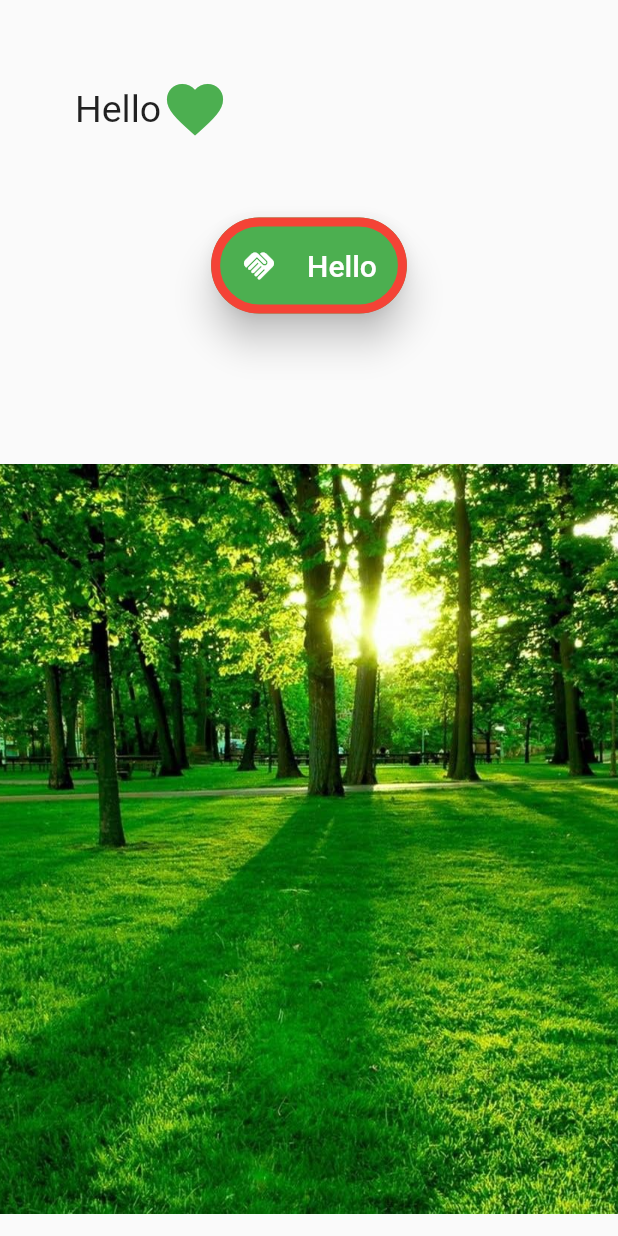
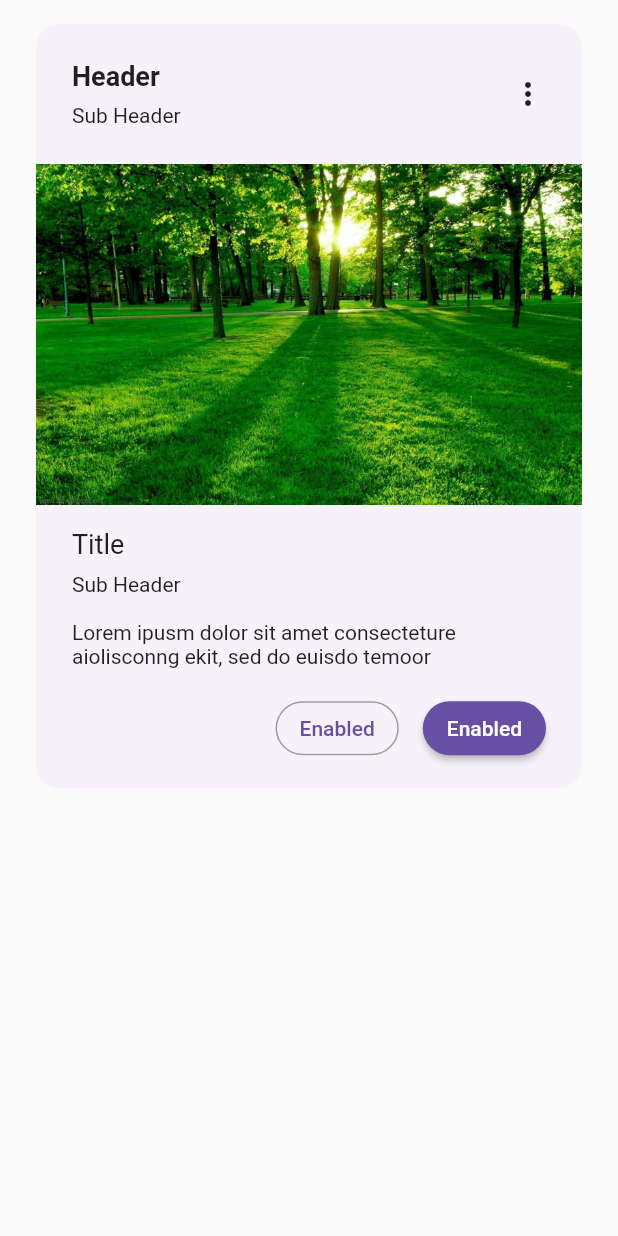
Before and after one commit to arjunQ21/flutter-bootcamp, a Flutter app: the screen it shows after launch, on a phone screen of 412 x 824 dp. Run offline on Flutter 3.47's test engine with Material 2 defaults, Android fonts, the phone set to English and light mode, and no system bars.

Commit message:
day 3 hw

```diff
--- /dev/null
+++ b/day_03/lib/homework.dart
@@ -0,0 +1,134 @@
+import 'package:flutter/material.dart';
+
+class CustomCard extends StatelessWidget {
+  const CustomCard({super.key});
+
+  @override
+  Widget build(BuildContext context) {
+    return Container(
+      margin: const EdgeInsets.symmetric(
+        horizontal: 24.0,
+        vertical: 16,
+      ),
+      decoration: BoxDecoration(
+        color: const Color(0xffF7F2F9),
+        // color: Colors.red,
+        borderRadius: BorderRadius.circular(16.0),
+      ),
+      child: Column(
+        mainAxisSize: MainAxisSize.min,
+        children: [
+          Padding(
+            padding: const EdgeInsets.all(24.0),
+            child: Row(
+              mainAxisAlignment: MainAxisAlignment.spaceBetween,
+              children: [
+                Column(
+                  crossAxisAlignment: CrossAxisAlignment.start,
+                  children: const [
+                    Text(
+                      "Header",
+                      style:
+                          TextStyle(fontWeight: FontWeight.bold, fontSize: 18),
+                    ),
+                    SizedBox(
+                      height: 8,
+                    ),
+                    Text(
+                      "Sub Header",
+                      style: TextStyle(fontSize: 14),
+                    ),
+                  ],
+                ),
+                const Icon(Icons.more_vert),
+              ],
+            ),
+          ),
+          Image.asset(
+            'assets/scene.jpeg',
+          ),
+          Container(
+            padding: const EdgeInsets.symmetric(
+              horizontal: 24.0,
+              vertical: 16,
+            ),
+            child: Column(
+              crossAxisAlignment: CrossAxisAlignment.start,
+              children: [
+                const Text(
+                  "Title",
+                  style: TextStyle(fontSize: 18),
+                ),
+                const SizedBox(
+                  height: 8,
+                ),
+                const Text(
+                  "Sub Header",
+                  style: TextStyle(fontSize: 14),
+                ),
+                const SizedBox(
+                  height: 16,
+                ),
+                const Text(
+                    "Lorem ipusm dolor sit amet consecteture aiolisconng ekit, sed do euisdo temoor"),
+                const SizedBox(
+                  height: 16,
+                ),
+                Row(
+                  mainAxisAlignment: MainAxisAlignment.end,
+                  children: [
+                    OutlinedButton(
+                      style: ButtonStyle(
+                        foregroundColor: MaterialStateProperty.all(
+                          const Color(0xff6750A4),
+                        ),
+                        shape: MaterialStateProperty.all(
+                          RoundedRectangleBorder(
+                            borderRadius: BorderRadius.circular(100),
+                          ),
+                        ),
+                        side: MaterialStateProperty.all(
+                          const BorderSide(
+                            color: Colors.grey,
+                          ),
+                        ),
+                      ),
+                      onPressed: () {},
+                      child: const Text("Enabled"),
+                    ),
+                    const SizedBox(
+                      width: 16,
+                    ),
+                    ElevatedButton(
+                      style: ButtonStyle(
+                        shape: MaterialStateProperty.all(
+                          RoundedRectangleBorder(
+                            borderRadius: BorderRadius.circular(100),
+                          ),
+                        ),
+                        foregroundColor: MaterialStateProperty.resolveWith(
+                          (states) {
+                            if (states.contains(MaterialState.pressed)) {
+                              return Colors.blue;
+                            } else {
+                              return Colors.white;
+                            }
+                          },
+                        ),
+                        backgroundColor: MaterialStateProperty.all(
+                          const Color(0xff6750A4),
+                        ),
+                      ),
+                      onPressed: () {},
+                      child: const Text("Enabled"),
+                    ),
+                  ],
+                ),
+              ],
+            ),
+          )
+        ],
+      ),
+    );
+  }
+}
--- /dev/null
+++ b/day_03/lib/homework_day3.dart
@@ -0,0 +1,141 @@
+import 'package:day03/homework_2.dart';
+import 'package:flutter/material.dart';
+
+void main() {
+  runApp(const CustomCard());
+}
+
+class CustomCard extends StatelessWidget {
+  const CustomCard({super.key});
+
+  @override
+  Widget build(BuildContext context) {
+    return MaterialApp(
+      home: HomeWork2(),
+      // home: Scaffold(
+      //   body: SafeArea(
+      //     child: Container(
+      //       margin: const EdgeInsets.symmetric(
+      //         horizontal: 24,
+      //       ),
+      //       decoration: BoxDecoration(
+      //         color: const Color(0xffF7F2F9),
+      //         borderRadius: BorderRadius.circular(24),
+      //       ),
+      //       child: Column(
+      //         mainAxisSize: MainAxisSize.min,
+      //         children: [
+      //           Container(
+      //             padding: const EdgeInsets.symmetric(
+      //               horizontal: 24,
+      //               vertical: 16,
+      //             ),
+      //             child: Row(
+      //               mainAxisAlignment: MainAxisAlignment.spaceBetween,
+      //               children: [
+      //                 Column(
+      //                   crossAxisAlignment: CrossAxisAlignment.start,
+      //                   children: const [
+      //                     Text(
+      //                       "Heading",
+      //                       style: TextStyle(
+      //                         fontWeight: FontWeight.bold,
+      //                         fontSize: 20,
+      //                       ),
+      //                     ),
+      //                     Text("Subhead"),
+      //                   ],
+      //                 ),
+      //                 Icon(Icons.more_vert),
+      //               ],
+      //             ),
+      //           ),
+      //           Image.asset('assets/scene.jpeg'),
+      //           Container(
+      //             padding: const EdgeInsets.symmetric(
+      //               horizontal: 24,
+      //               vertical: 16,
+      //             ),
+      //             child: Column(
+      //               crossAxisAlignment: CrossAxisAlignment.start,
+      //               children: [
+      //                 const Text(
+      //                   "Heading",
+      //                   style: TextStyle(
+      //                     fontWeight: FontWeight.bold,
+      //                     fontSize: 18,
+      //                   ),
+      //                 ),
+      //                 const SizedBox(
+      //                   height: 8,
+      //                 ),
+      //                 const Text(
+      //                   "Subhead",
+      //                   style: TextStyle(
+      //                     fontSize: 16,
+      //                   ),
+      //                 ),
+      //                 const SizedBox(
+      //                   height: 16,
+      //                 ),
+      //                 const Text(
+      //                   "lorem ipsum sdaf saf saf asf asd fasd fas lorem ipsum sdaf saf saf asf asd fasd fas lor",
+      //                 ),
+      //                 const SizedBox(
+      //                   height: 16,
+      //                 ),
+      //                 Row(
+      //                   mainAxisAlignment: MainAxisAlignment.end,
+      //                   children: [
+      //                     OutlinedButton(
+      //                       onPressed: () {},
+      //                       style: ButtonStyle(
+      //                         shape: MaterialStateProperty.all(
+      //                           RoundedRectangleBorder(
+      //                             borderRadius: BorderRadius.circular(16),
+      //                           ),
+      //                         ),
+      //                         side: MaterialStateProperty.all(
+      //                           const BorderSide(
+      //                             color: Colors.grey,
+      //                           ),
+      //                         ),
+      //                         foregroundColor: MaterialStateProperty.all(
+      //                           const Color(0xff6750A4),
+      //                         ),
+      //                       ),
+      //                       child: const Text("Enabled "),
+      //                     ),
+      //                     const SizedBox(
+      //                       width: 16,
+      //                     ),
+      //                     ElevatedButton(
+      //                       onPressed: () {},
+      //                       child: Text("Enabled"),
+      //                       style: ButtonStyle(
+      //                         shape: MaterialStateProperty.all(
+      //                           RoundedRectangleBorder(
+      //                             borderRadius: BorderRadius.circular(16),
+      //                           ),
+      //                         ),
+      //                         backgroundColor: MaterialStateProperty.all(
+      //                           const Color(0xff6750A4),
+      //                         ),
+      //                         foregroundColor: MaterialStateProperty.all(
+      //                           Colors.white,
+      //                         ),
+      //                       ),
+      //                     ),
+      //                   ],
+      //                 )
+      //               ],
+      //             ),
+      //           )
+      //         ],
+      //       ),
+      //     ),
+      //   ),
+      // ),
+    );
+  }
+}
```
Also changed, not shown: day_03/lib/homework_2.dart (added, +108 -0 lines), day_03/lib/main.dart (+9 -1 lines).
